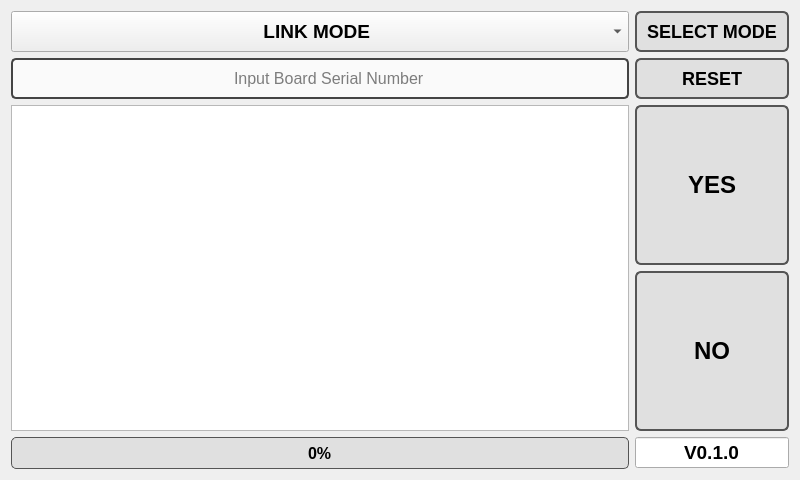
First picture: the form in Link_Tester/Config/TestApp.ui, repository gdragon2789/SCPI_Omni, before the edit.
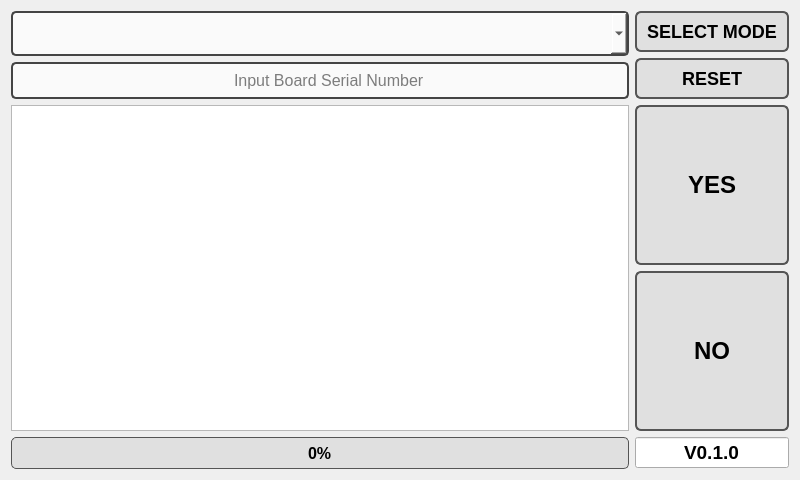
Second picture: the form after the edit. Icons and pictures are not drawn.

Patch:
```diff
--- a/Link_Tester/Config/TestApp.ui
+++ b/Link_Tester/Config/TestApp.ui
@@ -20,7 +20,7 @@
    <item>
     <layout class="QHBoxLayout" name="top_stack" stretch="8,2">
      <item>
-      <layout class="QVBoxLayout" name="setting_stack" stretch="1,1">
+      <layout class="QVBoxLayout" name="setting_stack" stretch="1,0">
        <item>
         <widget class="QComboBox" name="testModes">
          <property name="sizePolicy">
@@ -31,23 +31,33 @@
          </property>
          <property name="font">
           <font>
-           <pointsize>14</pointsize>
+           <pointsize>-1</pointsize>
            <bold>true</bold>
           </font>
          </property>
          <property name="styleSheet">
-          <string notr="true">QLineEdit {
+          <string notr="true">QComboBox {
     border: 2px solid #444;
     border-radius: 5px;
     padding: 6px;
     font-size: 16px;
     background-color: #fafafa;
 }
+
 </string>
          </property>
+         <property name="editable">
+          <bool>true</bool>
+         </property>
+         <property name="currentText">
+          <string/>
+         </property>
+         <property name="placeholderText">
+          <string>Select Mode Here</string>
+         </property>
          <item>
           <property name="text">
-           <string>                                               LINK MODE</string>
+           <string>                                                           LINK MODE</string>
           </property>
          </item>
          <item>
```
Left out of the diff: 2 changed lines with no effect on the pictures.
